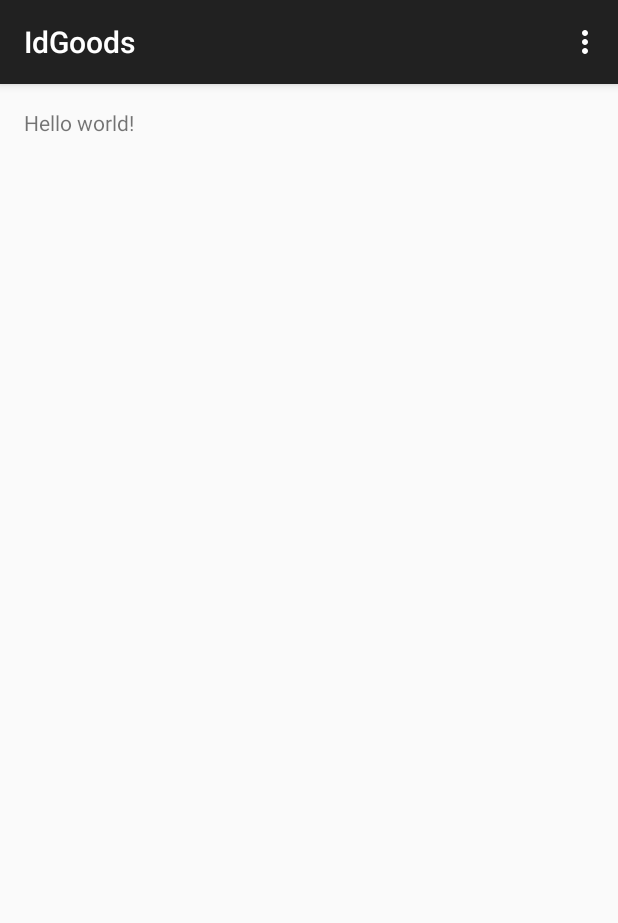
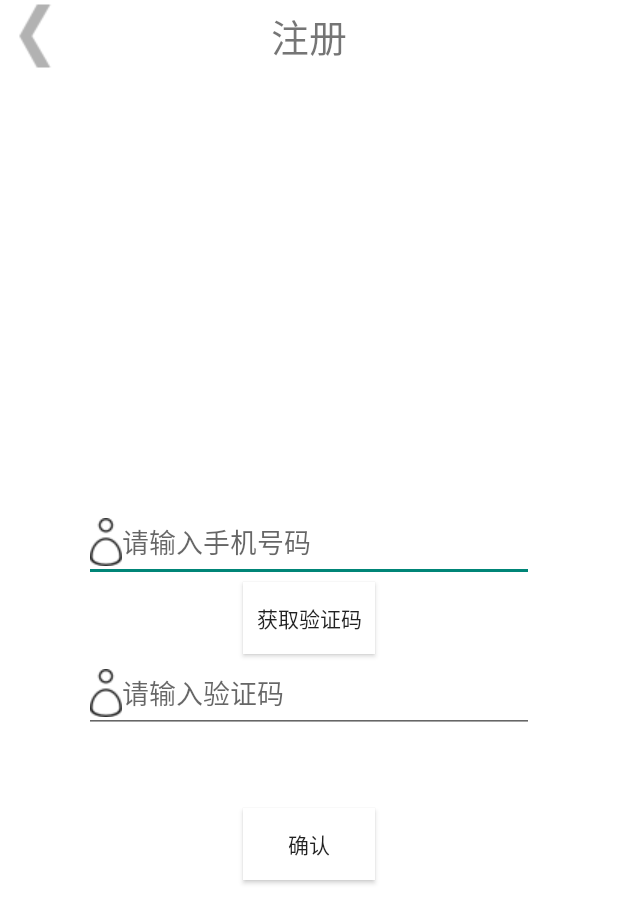
Before and after one commit to scau-beyondboy/IdGoods, an Android app: the screen it shows after launch (MainActivity before the commit, GetCheckCode after it), on a phone screen of 412 x 824 dp. Shown: the top 923 px of the screen. Run offline under Robolectric (Android 15) with nearby library versions, the phone set to English and light mode, and no system bars.

Commit message:
完成登录注册界面

```diff
--- /dev/null
+++ b/app/src/main/java/com/scau/beyondboy/idgoods/GetCheckCode.java
@@ -0,0 +1,37 @@
+package com.scau.beyondboy.idgoods;
+
+import android.support.v7.app.AppCompatActivity;
+import android.os.Bundle;
+import android.view.Menu;
+import android.view.MenuItem;
+
+public class GetCheckCode extends AppCompatActivity {
+
+    @Override
+    protected void onCreate(Bundle savedInstanceState) {
+        super.onCreate(savedInstanceState);
+        setContentView(R.layout.activity_get_check_code);
+    }
+
+    @Override
+    public boolean onCreateOptionsMenu(Menu menu) {
+        // Inflate the menu; this adds items to the action bar if it is present.
+        getMenuInflater().inflate(R.menu.menu_get_check_code, menu);
+        return true;
+    }
+
+    @Override
+    public boolean onOptionsItemSelected(MenuItem item) {
+        // Handle action bar item clicks here. The action bar will
+        // automatically handle clicks on the Home/Up button, so long
+        // as you specify a parent activity in AndroidManifest.xml.
+        int id = item.getItemId();
+
+        //noinspection SimplifiableIfStatement
+        if (id == R.id.action_settings) {
+            return true;
+        }
+
+        return super.onOptionsItemSelected(item);
+    }
+}
--- /dev/null
+++ b/app/src/main/res/drawable/buttonbackselector.xml
@@ -0,0 +1,5 @@
+<?xml version="1.0" encoding="utf-8"?>
+<selector xmlns:android="http://schemas.android.com/apk/res/android">
+<item android:drawable="@color/white" android:state_pressed="false"></item>
+    <item android:drawable="@color/grey" android:state_pressed="true"></item>
+</selector>
--- /dev/null
+++ b/app/src/main/res/drawable/buttonselector.xml
@@ -0,0 +1,5 @@
+<?xml version="1.0" encoding="utf-8"?>
+<selector xmlns:android="http://schemas.android.com/apk/res/android">
+<item android:drawable="@color/white" android:state_pressed="false"></item>
+    <item android:drawable="@color/grey" android:state_pressed="true"></item>
+</selector>
--- /dev/null
+++ b/app/src/main/res/layout/activity_get_check_code.xml
@@ -0,0 +1,60 @@
+<RelativeLayout xmlns:android="http://schemas.android.com/apk/res/android"
+    android:layout_width="match_parent"
+    android:layout_height="match_parent"
+   >
+ <RelativeLayout
+    android:layout_width="match_parent"
+    android:layout_height="wrap_content">
+     <TextView
+         android:layout_width="wrap_content"
+         android:layout_height="wrap_content"
+         android:text="注册"
+         android:textSize="25dp"
+         android:layout_centerInParent="true"
+         android:id="@+id/textView" />
+     <ImageButton
+         android:layout_width="wrap_content"
+         android:layout_height="wrap_content"
+         android:layout_alignParentLeft="true"
+         android:src="@drawable/ic_ab_back_holo_light_am"
+         android:background="@drawable/buttonbackselector"/>
+ </RelativeLayout>
+
+    <Button
+        android:layout_width="wrap_content"
+        android:layout_height="wrap_content"
+        android:layout_centerInParent="true"
+         android:id="@+id/btn_getCheckCode"
+        android:text="获取验证码"
+        android:background="@drawable/buttonselector"/>
+
+    <EditText
+        android:layout_above="@+id/btn_getCheckCode"
+        android:layout_centerInParent="true"
+        android:hint="请输入手机号码"
+        android:id="@+id/et_phone"
+        android:layout_width="300dp"
+        android:layout_height="wrap_content"
+        android:drawableLeft="@drawable/loginuserx"
+        android:inputType="phone" />
+    <EditText
+        android:id="@+id/et_checkcode"
+        android:layout_width="300dp"
+        android:layout_height="wrap_content"
+        android:layout_below="@+id/btn_getCheckCode"
+        android:layout_centerInParent="true"
+        android:drawableLeft="@drawable/loginuserx"
+        android:hint="请输入验证码"/>
+    <Button
+        android:layout_marginTop="50dp"
+        android:layout_width="wrap_content"
+        android:layout_height="wrap_content"
+        android:text="确认"
+        android:layout_below="@+id/et_checkcode"
+        android:layout_centerInParent="true"
+        android:background="@drawable/buttonselector"
+        android:id="@+id/confirm"/>
+
+
+
+</RelativeLayout>
--- /dev/null
+++ b/app/src/main/res/menu/menu_get_check_code.xml
@@ -0,0 +1,7 @@
+<menu xmlns:android="http://schemas.android.com/apk/res/android"
+    xmlns:app="http://schemas.android.com/apk/res-auto"
+    xmlns:tools="http://schemas.android.com/tools"
+    tools:context="com.scau.beyondboy.idgoods.GetCheckCode">
+    <item android:id="@+id/action_settings" android:title="@string/action_settings"
+        android:orderInCategory="100" app:showAsAction="never" />
+</menu>
--- /dev/null
+++ b/app/src/main/res/values/color.xml
@@ -0,0 +1,5 @@
+<?xml version="1.0" encoding="utf-8"?>
+<resources>
+    <color name="white">#fff</color>
+    <color name="grey">#c0c0c0</color>
+</resources>
--- a/app/src/main/res/values/strings.xml
+++ b/app/src/main/res/values/strings.xml
@@ -2,4 +2,7 @@
   <string name="app_name">IdGoods</string>
   <string name="hello_world">Hello world!</string>
   <string name="action_settings">Settings</string>
+    <string name="title_activity_login">LoginActivity</string>
+    <string name="title_activity_signup">SignupActivity</string>
+    <string name="title_activity_get_check_code">GetCheckCode</string>
 </resources>
--- a/app/src/main/res/values/styles.xml
+++ b/app/src/main/res/values/styles.xml
@@ -1,7 +1,7 @@
 <resources>
   <!-- Base application theme. -->
-  <style name="AppTheme"
-    parent="Theme.AppCompat.Light.DarkActionBar">
+  <style name="AppTheme" parent="Theme.AppCompat.Light.NoActionBar">
+    <item name="android:background">#fff</item>
     <!-- Customize your theme here. -->
   </style>
 </resources>
```
Also changed, not shown: app/src/main/AndroidManifest.xml (+13 -0 lines), app/src/main/java/com/scau/beyondboy/idgoods/SignupActivity.java (added, +37 -0 lines), app/src/main/res/layout/activity_signup.xml (added, +51 -0 lines), app/src/main/res/menu/menu_signup.xml (added, +7 -0 lines), app/src/main/res/drawable/ic_ab_back_holo_light_am.png (added), app/src/main/res/drawable/iconx.png (added), app/src/main/res/drawable/logininvitedcodex.png (added), app/src/main/res/drawable/loginpasswordx.png (added), app/src/main/res/drawable/loginuserx.png (added).
